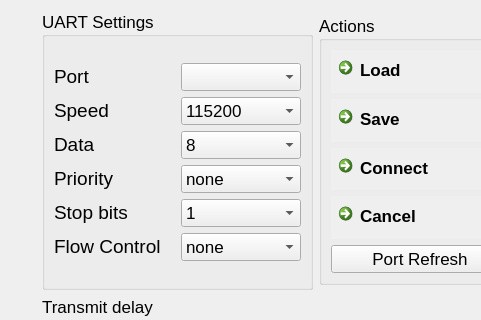
This is assets/UI/ConnectDevice.ui in FathiMahdi/ZoulTerm as Qt 5 draws it before an edit; both pictures show x 0 to 481 and y 0 to 320 of the 564 by 600 pixel window. The edited form follows.
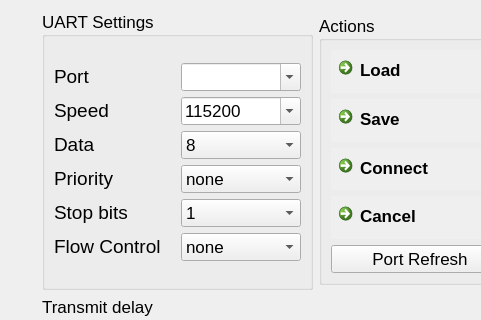
This is the edited form. Icons and pictures are not drawn.

```diff
--- a/assets/UI/ConnectDevice.ui
+++ b/assets/UI/ConnectDevice.ui
@@ -97,6 +97,9 @@
                 <verstretch>0</verstretch>
                </sizepolicy>
               </property>
+              <property name="editable">
+               <bool>true</bool>
+              </property>
               <property name="currentText">
                <string/>
               </property>
@@ -121,6 +124,9 @@
                 <verstretch>0</verstretch>
                </sizepolicy>
               </property>
+              <property name="editable">
+               <bool>true</bool>
+              </property>
               <item>
                <property name="text">
                 <string>115200</string>
```
